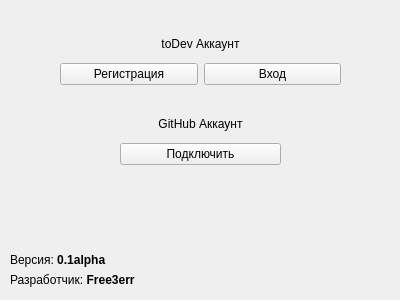
First picture: the form in ui/settings_widget.ui, repository Free3err/toDev, before the edit.
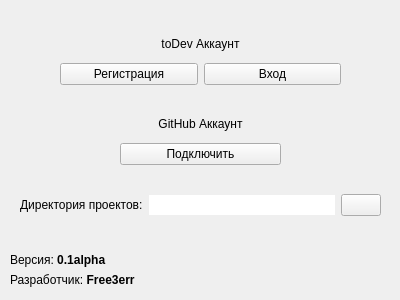
Second picture: the form after the edit.

The edit to the form file:
```diff
--- a/ui/settings_widget.ui
+++ b/ui/settings_widget.ui
@@ -129,6 +129,42 @@
     <string>&lt;html&gt;&lt;head/&gt;&lt;body&gt;&lt;p&gt;Разработчик: &lt;span style=&quot; font-weight:600;&quot;&gt;Free3err&lt;/span&gt;&lt;/p&gt;&lt;/body&gt;&lt;/html&gt;</string>
    </property>
   </widget>
+  <widget class="QWidget" name="gridLayoutWidget_3">
+   <property name="geometry">
+    <rect>
+     <x>20</x>
+     <y>190</y>
+     <width>361</width>
+     <height>31</height>
+    </rect>
+   </property>
+   <layout class="QGridLayout" name="gridLayout_3">
+    <item row="0" column="1">
+     <widget class="QLineEdit" name="projectsDirEdit">
+      <property name="frame">
+       <bool>false</bool>
+      </property>
+      <property name="readOnly">
+       <bool>true</bool>
+      </property>
+     </widget>
+    </item>
+    <item row="0" column="0">
+     <widget class="QLabel" name="projectsDirLabel">
+      <property name="text">
+       <string>Директория проектов:</string>
+      </property>
+     </widget>
+    </item>
+    <item row="0" column="2">
+     <widget class="QPushButton" name="editProjectsDirBtn">
+      <property name="text">
+       <string/>
+      </property>
+     </widget>
+    </item>
+   </layout>
+  </widget>
  </widget>
  <resources/>
  <connections/>
```
